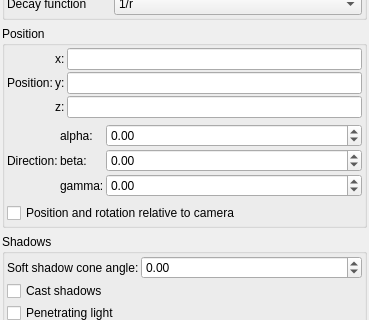
Old version of the form mandelbulber2/qt/light_editor.ui in the repository buddhi1980/mandelbulber2; both pictures show x 0 to 369 and y 167 to 487 of the 369 by 794 pixel window.
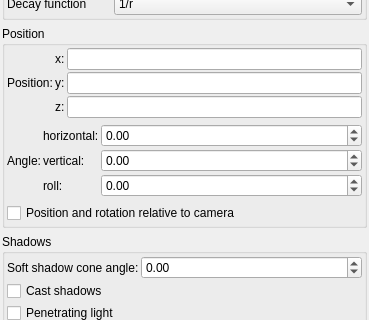
New version of the form. Icons and pictures are not drawn. Custom widgets are drawn as their Qt base class.

Commit message: Removed no longer needed code for main light

```diff
--- a/mandelbulber2/qt/light_editor.ui
+++ b/mandelbulber2/qt/light_editor.ui
@@ -305,28 +305,28 @@
         <item row="0" column="1">
          <widget class="QLabel" name="label_24">
           <property name="text">
-           <string>alpha:</string>
+           <string>horizontal:</string>
           </property>
          </widget>
         </item>
         <item row="1" column="0">
          <widget class="QLabel" name="label_3">
           <property name="text">
-           <string>Direction:</string>
+           <string>Angle:</string>
           </property>
          </widget>
         </item>
         <item row="1" column="1">
          <widget class="QLabel" name="label_25">
           <property name="text">
-           <string>beta:</string>
+           <string>vertical:</string>
           </property>
          </widget>
         </item>
         <item row="2" column="1">
          <widget class="QLabel" name="label_26">
           <property name="text">
-           <string>gamma:</string>
+           <string>roll:</string>
           </property>
          </widget>
         </item>
```
The commit also changes 3 other files.
